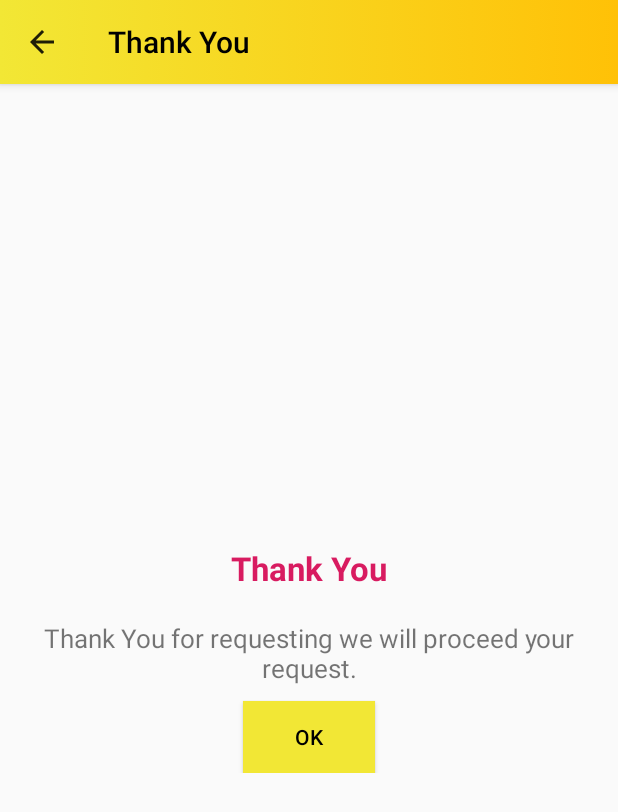
After one commit to Monu409/MobileAccessories, an Android app: the ThankuActivity screen opened directly, with no data from a screen before it, on a phone screen of 412 x 824 dp. The commit adds this screen. Shown: the top 812 px of the screen. Run offline under Robolectric (Android 15) with nearby library versions, the phone set to English and light mode, and no system bars; our stand-ins replace CircleImageView.

Commit message:
some changes in the code according to client

```diff
--- a/app/src/main/AndroidManifest.xml
+++ b/app/src/main/AndroidManifest.xml
@@ -58,6 +58,7 @@
         <activity android:name=".activities.ChatActivity"/>
         <activity android:name=".activities.AboutUsActivity"/>
         <activity android:name=".activities.HelpSupportActivity"/>
+        <activity android:name=".activities.ThankuActivity"/>
     </application>
 
 </manifest>
--- a/app/src/main/java/com/app/mobilityapp/activities/ProductNamePriceActivity.java
+++ b/app/src/main/java/com/app/mobilityapp/activities/ProductNamePriceActivity.java
@@ -198,6 +198,7 @@ public class ProductNamePriceActivity extends BaseActivity {
                             intent.putExtra("brand_name",proBrndModal.getName());
                             intent.putExtra("brand_des",proBrndModal.getContent());
                             intent.putExtra("brand_img",proBrndModal.getImgUrl());
+                            intent.putExtra("img_array",proBrndModal.getImgArr().toString());
                             ProductNamePriceActivity.this.startActivity(intent);
                         });
                     }
--- /dev/null
+++ b/app/src/main/java/com/app/mobilityapp/activities/ThankuActivity.java
@@ -0,0 +1,23 @@
+package com.app.mobilityapp.activities;
+
+import android.os.Bundle;
+import android.widget.Button;
+
+import com.app.mobilityapp.R;
+import com.app.mobilityapp.app_utils.BaseActivity;
+import com.app.mobilityapp.app_utils.ConstantMethods;
+
+public class ThankuActivity extends BaseActivity {
+    @Override
+    public void onCreate(Bundle savedInstanceState) {
+        super.onCreate(savedInstanceState);
+        ConstantMethods.setTitleAndBack(this,"Thank You");
+        Button okBtn = findViewById(R.id.ok_txt);
+        okBtn.setOnClickListener(v->onBackPressed());
+    }
+
+    @Override
+    protected int getLayoutResourceId() {
+        return R.layout.activity_thanku;
+    }
+}
--- /dev/null
+++ b/app/src/main/res/layout/activity_thanku.xml
@@ -0,0 +1,42 @@
+<?xml version="1.0" encoding="utf-8"?>
+<RelativeLayout xmlns:android="http://schemas.android.com/apk/res/android"
+    android:orientation="vertical"
+    android:layout_width="match_parent"
+    android:layout_height="match_parent">
+
+    <LinearLayout
+        android:layout_width="match_parent"
+        android:layout_height="wrap_content"
+        android:orientation="vertical"
+        android:layout_centerInParent="true">
+        <TextView
+            android:layout_width="wrap_content"
+            android:layout_height="wrap_content"
+            android:text="Thank You"
+            android:textStyle="bold"
+            android:textSize="22dp"
+            android:layout_gravity="center"
+            android:textColor="@color/colorAccent"/>
+        <TextView
+            android:layout_width="wrap_content"
+            android:layout_height="wrap_content"
+            android:text="Thank You for requesting we will proceed your request."
+            android:gravity="center"
+            android:layout_marginTop="20dp"
+            android:textSize="17sp"
+            />
+
+        <Button
+            android:id="@+id/ok_txt"
+            android:layout_width="wrap_content"
+            android:layout_height="wrap_content"
+            android:layout_gravity="center"
+            android:layout_marginTop="10dp"
+            android:text="Ok"
+            android:textColor="@color/textcolor"
+            android:background="@color/colorPrimary"/>
+
+    </LinearLayout>
+
+
+</RelativeLayout>
--- a/app/src/main/res/layout/activity_update_profile.xml
+++ b/app/src/main/res/layout/activity_update_profile.xml
@@ -132,7 +132,7 @@
                         <EditText android:id="@+id/input_gstno"
                             android:layout_width="match_parent"
                             android:layout_height="wrap_content"
-                            android:inputType="text"
+                            android:inputType="textCapCharacters"
                             android:hint="GST No."
                             android:editable="false"
                             android:focusable="false"
```
Also changed, not shown: app/src/main/java/com/app/mobilityapp/activities/DashboardActivity.java (+88 -24 lines), app/src/main/java/com/app/mobilityapp/activities/ProductActivity.java (+23 -2 lines), app/src/main/java/com/app/mobilityapp/adapter/SliderAdapterExample.java (+9 -26 lines), app/src/main/res/layout/activity_product.xml (+18 -7 lines).
